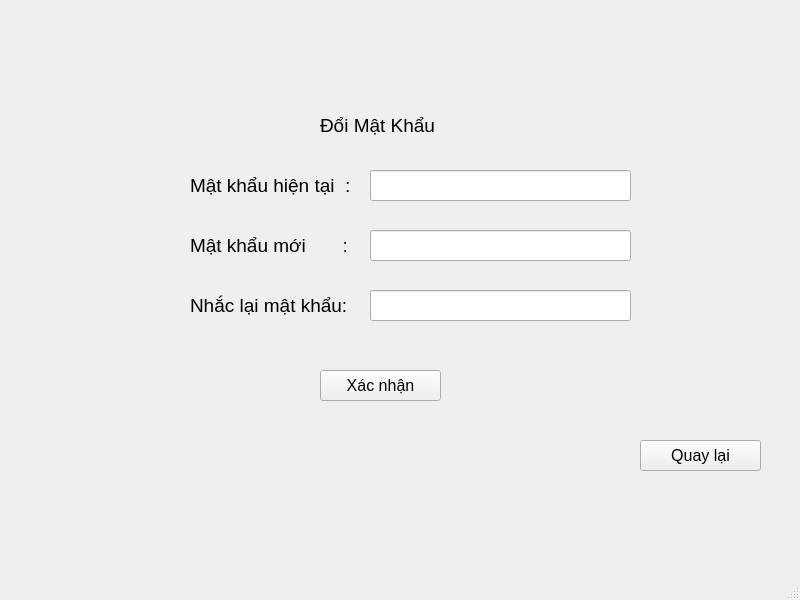
Old version of the form projectPy/changePasswordGV.ui in the repository Nhat2510/project-Python.
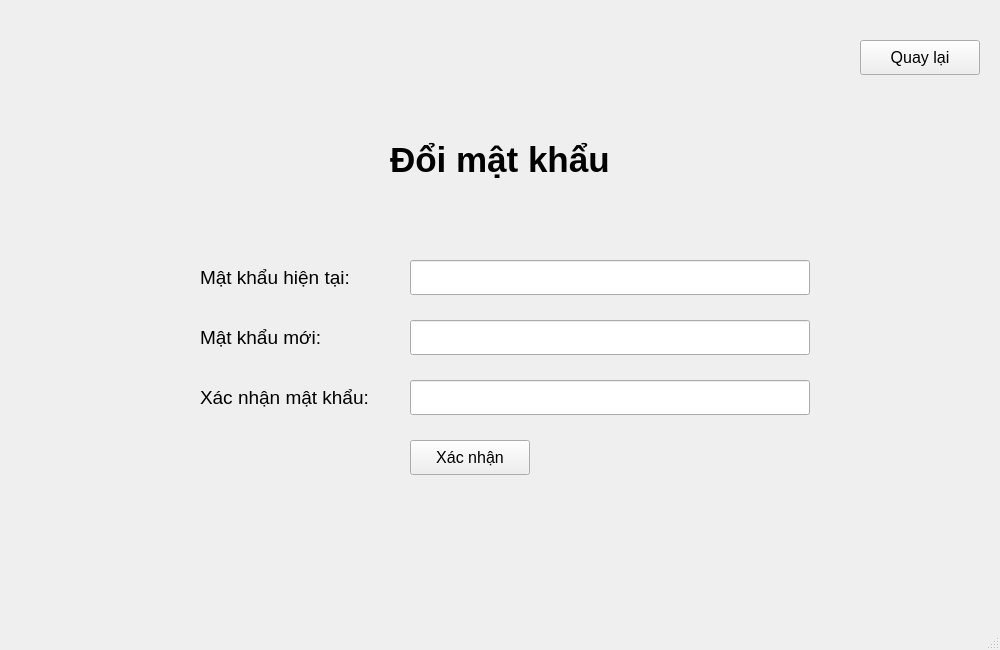
New version of the form.

Diff of the .ui file:
```diff
--- a/projectPy/changePasswordGV.ui
+++ b/projectPy/changePasswordGV.ui
@@ -6,8 +6,8 @@
    <rect>
     <x>0</x>
     <y>0</y>
-    <width>800</width>
-    <height>600</height>
+    <width>1000</width>
+    <height>650</height>
    </rect>
   </property>
   <property name="windowTitle">
@@ -17,31 +17,13 @@
    <string/>
   </property>
   <widget class="QWidget" name="centralwidget">
-   <widget class="QLabel" name="label">
-    <property name="geometry">
-     <rect>
-      <x>320</x>
-      <y>100</y>
-      <width>131</width>
-      <height>51</height>
-     </rect>
-    </property>
-    <property name="font">
-     <font>
-      <pointsize>14</pointsize>
-     </font>
-    </property>
-    <property name="text">
-     <string>Đổi Mật Khẩu</string>
-    </property>
-   </widget>
    <widget class="QLabel" name="label_2">
     <property name="geometry">
      <rect>
-      <x>190</x>
-      <y>160</y>
+      <x>200</x>
+      <y>260</y>
       <width>201</width>
-      <height>51</height>
+      <height>35</height>
      </rect>
     </property>
     <property name="font">
@@ -50,16 +32,16 @@
      </font>
     </property>
     <property name="text">
-     <string>Mật khẩu hiện tại  : </string>
+     <string>Mật khẩu hiện tại:</string>
     </property>
    </widget>
    <widget class="QLabel" name="label_3">
     <property name="geometry">
      <rect>
-      <x>190</x>
-      <y>220</y>
-      <width>231</width>
-      <height>51</height>
+      <x>200</x>
+      <y>320</y>
+      <width>211</width>
+      <height>35</height>
      </rect>
     </property>
     <property name="font">
@@ -68,16 +50,16 @@
      </font>
     </property>
     <property name="text">
-     <string>Mật khẩu mới       : </string>
+     <string>Mật khẩu mới:</string>
     </property>
    </widget>
    <widget class="QLabel" name="label_4">
     <property name="geometry">
      <rect>
-      <x>190</x>
-      <y>280</y>
-      <width>191</width>
-      <height>51</height>
+      <x>200</x>
+      <y>380</y>
+      <width>211</width>
+      <height>35</height>
      </rect>
     </property>
     <property name="font">
@@ -86,16 +68,16 @@
      </font>
     </property>
     <property name="text">
-     <string>Nhắc lại mật khẩu:</string>
+     <string>Xác nhận mật khẩu:</string>
     </property>
    </widget>
    <widget class="QLineEdit" name="old">
     <property name="geometry">
      <rect>
-      <x>370</x>
-      <y>170</y>
-      <width>261</width>
-      <height>31</height>
+      <x>410</x>
+      <y>260</y>
+      <width>400</width>
+      <height>35</height>
      </rect>
     </property>
     <property name="font">
@@ -113,10 +95,10 @@
    <widget class="QLineEdit" name="new_2">
     <property name="geometry">
      <rect>
-      <x>370</x>
-      <y>230</y>
-      <width>261</width>
-      <height>31</height>
+      <x>410</x>
+      <y>320</y>
+      <width>400</width>
+      <height>35</height>
      </rect>
     </property>
     <property name="font">
@@ -134,10 +116,10 @@
    <widget class="QLineEdit" name="renew">
     <property name="geometry">
      <rect>
-      <x>370</x>
-      <y>290</y>
-      <width>261</width>
-      <height>31</height>
+      <x>410</x>
+      <y>380</y>
+      <width>400</width>
+      <height>35</height>
      </rect>
     </property>
     <property name="font">
@@ -155,10 +137,10 @@
    <widget class="QPushButton" name="confirm">
     <property name="geometry">
      <rect>
-      <x>320</x>
-      <y>370</y>
-      <width>121</width>
-      <height>31</height>
+      <x>410</x>
+      <y>440</y>
+      <width>120</width>
+      <height>35</height>
      </rect>
     </property>
     <property name="font">
@@ -173,10 +155,10 @@
    <widget class="QPushButton" name="back">
     <property name="geometry">
      <rect>
-      <x>640</x>
-      <y>440</y>
-      <width>121</width>
-      <height>31</height>
+      <x>860</x>
+      <y>40</y>
+      <width>120</width>
+      <height>35</height>
      </rect>
     </property>
     <property name="font">
@@ -188,6 +170,26 @@
      <string>Quay lại</string>
     </property>
    </widget>
+   <widget class="QLabel" name="label_8">
+    <property name="geometry">
+     <rect>
+      <x>390</x>
+      <y>130</y>
+      <width>301</width>
+      <height>60</height>
+     </rect>
+    </property>
+    <property name="font">
+     <font>
+      <pointsize>26</pointsize>
+      <weight>75</weight>
+      <bold>true</bold>
+     </font>
+    </property>
+    <property name="text">
+     <string>Đổi mật khẩu</string>
+    </property>
+   </widget>
   </widget>
   <widget class="QMenuBar" name="menubar">
    <property name="geometry">
```
Left out of the diff: 4 changed lines with no effect on the pictures.
